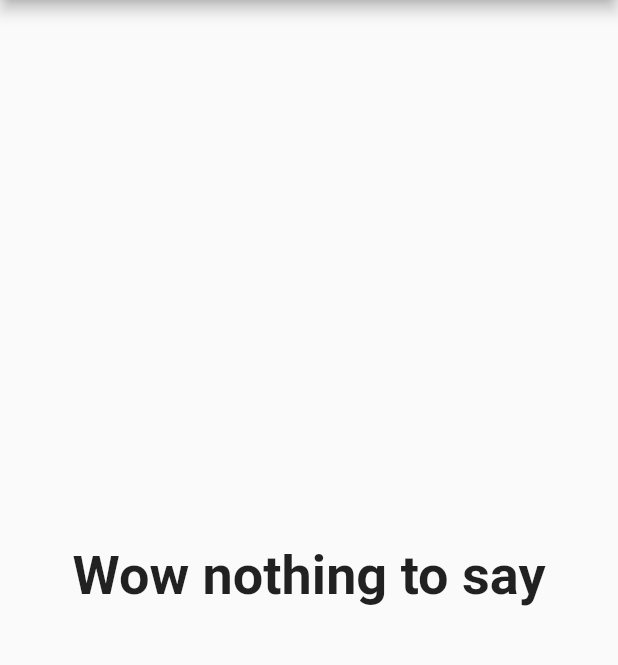
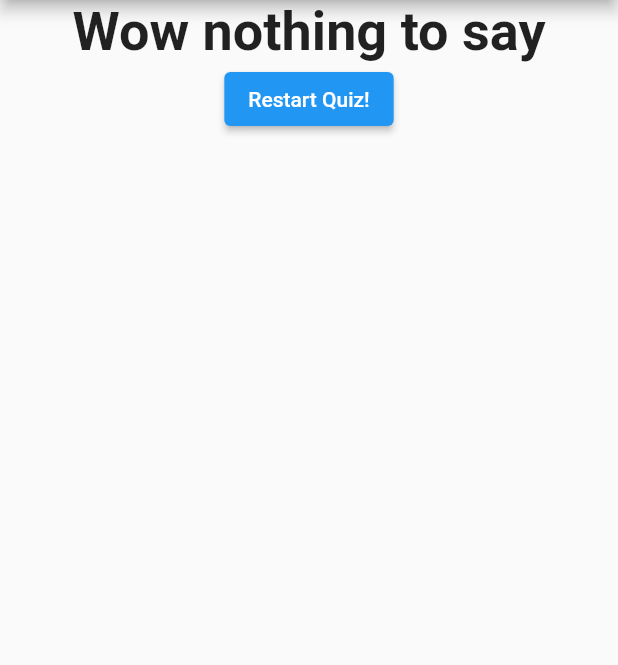
Before and after one commit to nikolip/Flutter-course, a Flutter app: the screen it shows after launch, after a tap on "Black", after a tap on "Monkey", after a tap on "Johannes", on a phone screen of 412 x 824 dp, the part 84-749 px from its top. Run offline on Flutter 3.47's test engine with Material 2 defaults, Android fonts, the phone set to English and light mode, and no system bars.

Commit message:
reset quiz

```diff
--- a/lib/main.dart
+++ b/lib/main.dart
@@ -51,6 +51,13 @@ class _MyAppState extends State<MyApp> {
     });
   }
 
+  void _resetQuiz() {
+    setState(() {
+      _questionIndex = 0;
+      _totalScore = 0;
+    });
+  }
+
   @override
   Widget build(BuildContext context) {
     return MaterialApp(
@@ -64,7 +71,7 @@ class _MyAppState extends State<MyApp> {
                 questionIndex: _questionIndex,
                 questions: _questions,
               )
-            : Result(_totalScore),
+            : Result(_totalScore, _resetQuiz),
       ),
     );
   }
--- a/lib/result.dart
+++ b/lib/result.dart
@@ -2,8 +2,9 @@ import 'package:flutter/material.dart';
 
 class Result extends StatelessWidget {
   final int resultScore;
+  final VoidCallback resetHandler;
 
-  Result(this.resultScore);
+  Result(this.resultScore, this.resetHandler);
 
   String get resultPhrase {
     String resultText;
@@ -22,10 +23,18 @@ class Result extends StatelessWidget {
   @override
   Widget build(BuildContext context) {
     return Center(
-      child: Text(
-        resultPhrase,
-        style: TextStyle(fontSize: 36, fontWeight: FontWeight.bold),
-        textAlign: TextAlign.center,
+      child: Column(
+        children: [
+          Text(
+            resultPhrase,
+            style: TextStyle(fontSize: 36, fontWeight: FontWeight.bold),
+            textAlign: TextAlign.center,
+          ),
+          ElevatedButton(
+            child: Text('Restart Quiz!'),
+            onPressed: resetHandler,
+          ),
+        ],
       ),
     );
   }
```
